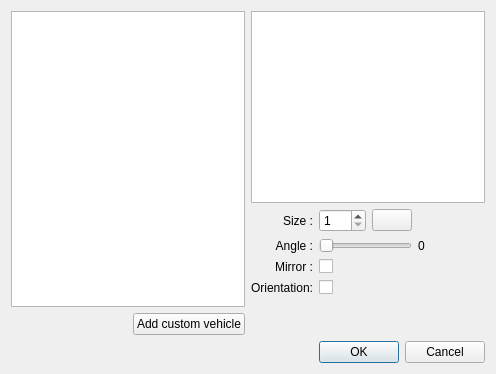
Old version of the form src/vehicledialog.ui in the repository michjans/routegen.
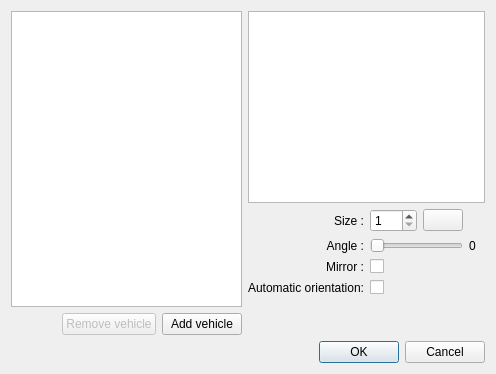
New version of the form. Icons and pictures are not drawn.

Commit message: -Adding custom vehicles from settings dialog works now -Removing custom vehicles added (settings dialog) -Still some issues to fix (see TODO: main.cpp)

What changed in the file:
```diff
--- a/src/vehicledialog.ui
+++ b/src/vehicledialog.ui
@@ -67,13 +67,26 @@
            </property>
           </spacer>
          </item>
+         <item>
+          <widget class="QPushButton" name="removeVehiclePB">
+           <property name="enabled">
+            <bool>false</bool>
+           </property>
+           <property name="toolTip">
+            <string>Remove selected vehicle (only custom vehicles can be removed)</string>
+           </property>
+           <property name="text">
+            <string>Remove vehicle</string>
+           </property>
+          </widget>
+         </item>
          <item>
           <widget class="QPushButton" name="addVehiclePB">
            <property name="toolTip">
             <string>Add your own custom vehicle icon</string>
            </property>
            <property name="text">
-            <string>Add custom vehicle</string>
+            <string>Add vehicle</string>
            </property>
           </widget>
          </item>
@@ -185,7 +198,7 @@
          <item row="3" column="0">
           <widget class="QLabel" name="rotationLabel">
            <property name="text">
-            <string>Orientation:</string>
+            <string>Automatic orientation:</string>
            </property>
            <property name="alignment">
             <set>Qt::AlignRight|Qt::AlignTrailing|Qt::AlignVCenter</set>
```
Left out of the diff: 2 changed lines with no effect on the pictures. The commit also changes 10 other files.
